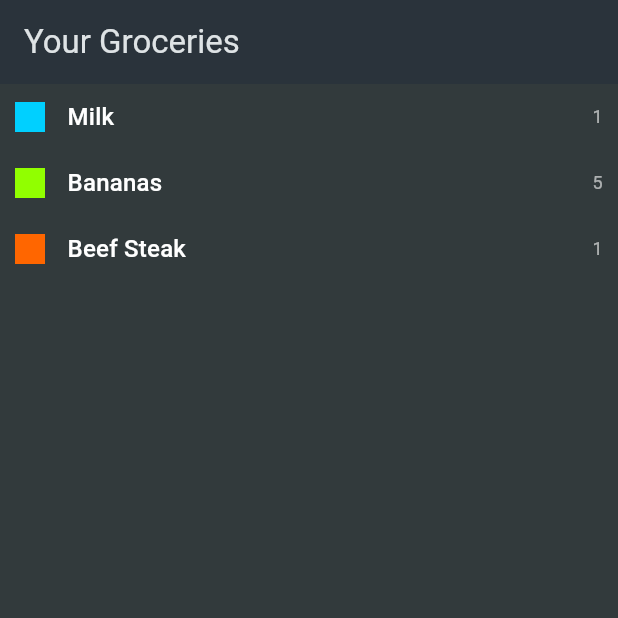
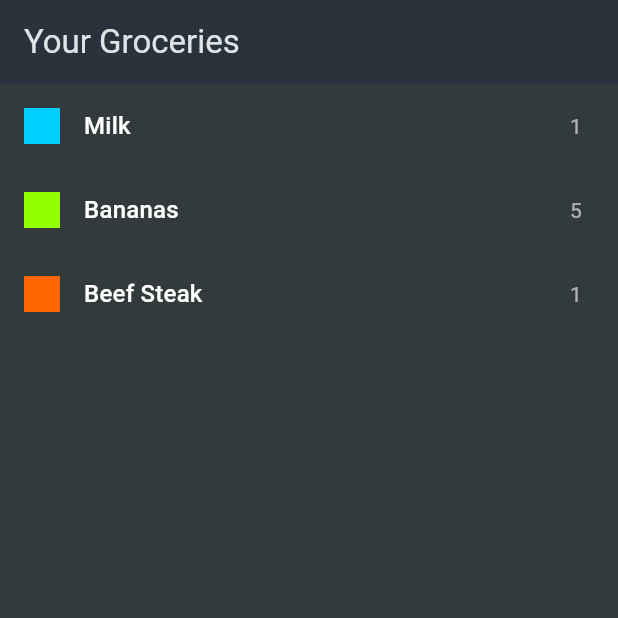
Before and after one commit to subhroacharjee/shopping_list, a Flutter app: the screen it shows after launch, on a phone screen of 412 x 824 dp, the top half of it. Run offline on Flutter 3.47's test engine with Material 3 defaults, Android fonts, the phone set to English and light mode, and no system bars; our stand-ins replace google_fonts.

Commit message:
fix: adding listtile

```diff
--- a/lib/src/components/colored_box.dart
+++ b/lib/src/components/colored_box.dart
@@ -1,7 +1,7 @@
 import 'package:flutter/material.dart';
 
 class TColoredBox extends StatelessWidget {
-  TColoredBox({required this.color, this.size = 20});
+  TColoredBox({required this.color, this.size = 24});
   final Color color;
   final double size;
   @override
--- a/lib/src/components/grocery_item.dart
+++ b/lib/src/components/grocery_item.dart
@@ -7,27 +7,17 @@ class GroceryItems extends StatelessWidget {
   final GroceryItem grocery;
   @override
   Widget build(BuildContext context) {
-    return Padding(
-      key: ValueKey(grocery.id),
-      padding: const EdgeInsets.all(10.0),
-      child: Row(
-        children: [
-          TColoredBox(
-            color: grocery.category.color,
-          ),
-          const SizedBox(
-            width: 15,
-          ),
-          Text(
-            grocery.name,
-            style: Theme.of(context).textTheme.titleMedium!.copyWith(color: Colors.white),
-          ),
-          const Spacer(),
-          Text(
-            grocery.quantity.toString(),
-            style: Theme.of(context).textTheme.bodySmall!.copyWith(color: Colors.white60),
-          ),
-        ],
+    return ListTile(
+      leading: TColoredBox(color: grocery.category.color),
+      title: Text(
+        grocery.name,
+        style: Theme.of(context).textTheme.titleMedium!.copyWith(color: Colors.white),
+      ),
+      trailing: Text(
+        grocery.quantity.toString(),
+        style: Theme.of(context).textTheme.bodyMedium!.copyWith(
+              color: Colors.white60,
+            ),
       ),
     );
   }
```
